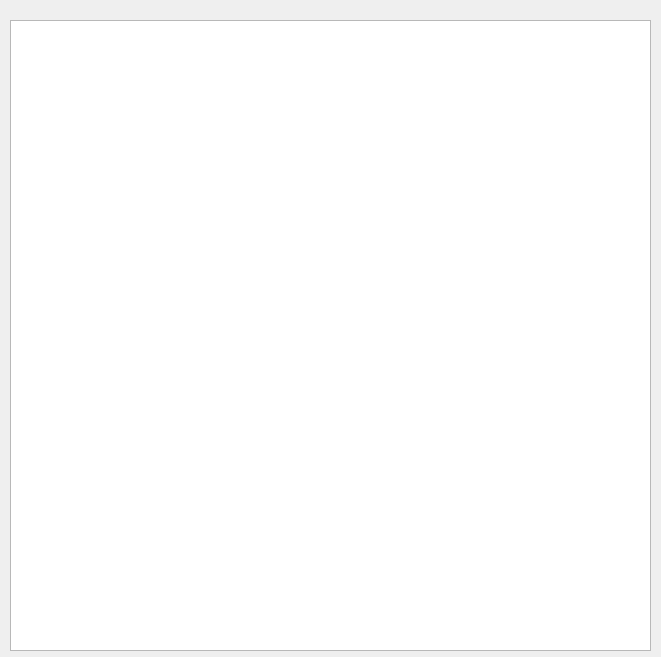
Old version of the form teachers_list.ui in the repository alexeypertcev/ksu-ivt-nagruzka.
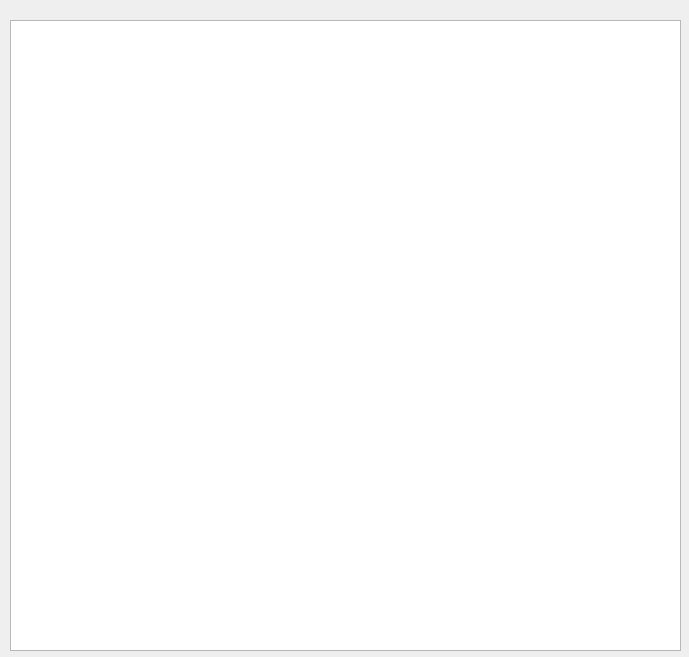
New version of the form.

```diff
--- a/teachers_list.ui
+++ b/teachers_list.ui
@@ -6,7 +6,7 @@
    <rect>
     <x>0</x>
     <y>0</y>
-    <width>661</width>
+    <width>689</width>
     <height>657</height>
    </rect>
   </property>
@@ -18,7 +18,7 @@
     <rect>
      <x>10</x>
      <y>20</y>
-     <width>641</width>
+     <width>671</width>
      <height>631</height>
     </rect>
    </property>
```
